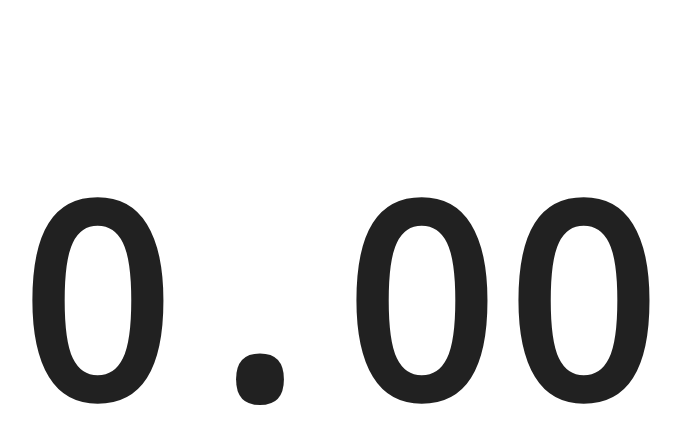
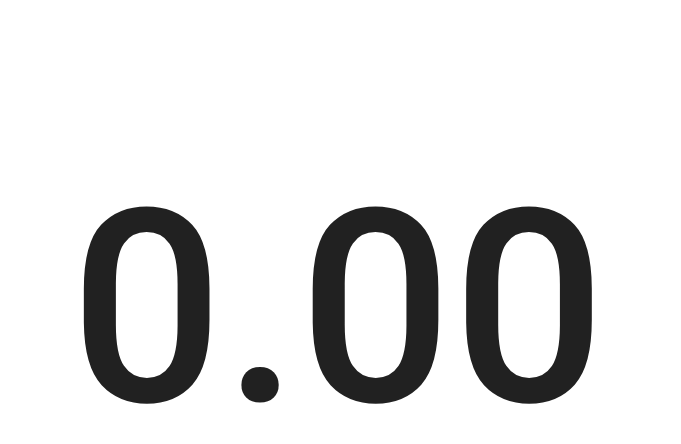
Before and after one commit to pikciu/StopwatchBLE, an Android app built with Jetpack Compose: the screen it shows after launch (MainActivity), on a phone screen of 824 x 412 dp (held sideways). Shown: the top 444 px of the screen, without its empty margins (281-962 px from the left). Run offline under Robolectric (Android 15) with nearby library versions, the phone set to English and light mode, and no system bars.

Commit message:
android: fix bluetooth permissions

```diff
--- a/Android/app/src/main/AndroidManifest.xml
+++ b/Android/app/src/main/AndroidManifest.xml
@@ -2,6 +2,8 @@
 <manifest xmlns:android="http://schemas.android.com/apk/res/android"
     xmlns:tools="http://schemas.android.com/tools">
 
+    <uses-permission android:name="android.permission.BLUETOOTH" />
+    <uses-permission android:name="android.permission.BLUETOOTH_ADMIN" />
     <uses-permission android:name="android.permission.BLUETOOTH_CONNECT" />
     <uses-permission android:name="android.permission.BLUETOOTH_SCAN"
         android:usesPermissionFlags="neverForLocation"/>
--- a/Android/app/src/main/java/com/pikciu/stopwatch/MainActivity.kt
+++ b/Android/app/src/main/java/com/pikciu/stopwatch/MainActivity.kt
@@ -46,19 +46,25 @@ class MainActivity : ComponentActivity() {
 
     override fun onResume() {
         super.onResume()
-        enableBluetooth()
+        checkBluetoothPermissions()
+    }
+
+    private fun checkBluetoothPermissions() {
+        if (Build.VERSION.SDK_INT >= Build.VERSION_CODES.S) {
+            if (checkSelfPermission(Manifest.permission.BLUETOOTH_SCAN) != PackageManager.PERMISSION_GRANTED) {
+                bluetoothPermissionRequest.launch(Manifest.permission.BLUETOOTH_SCAN)
+            } else if (checkSelfPermission(Manifest.permission.BLUETOOTH_CONNECT) != PackageManager.PERMISSION_GRANTED) {
+                bluetoothPermissionRequest.launch(Manifest.permission.BLUETOOTH_CONNECT)
+            } else {
+                enableBluetooth()
+            }
+        } else {
+            enableBluetooth()
+        }
     }
 
     private fun enableBluetooth() {
-        if (checkSelfPermission(Manifest.permission.BLUETOOTH_SCAN) != PackageManager.PERMISSION_GRANTED) {
-            if (Build.VERSION.SDK_INT >= Build.VERSION_CODES.S) {
-                bluetoothPermissionRequest.launch(Manifest.permission.BLUETOOTH_SCAN)
-            }
-        } else if (checkSelfPermission(Manifest.permission.BLUETOOTH_CONNECT) != PackageManager.PERMISSION_GRANTED) {
-            if (Build.VERSION.SDK_INT >= Build.VERSION_CODES.S) {
-                bluetoothPermissionRequest.launch(Manifest.permission.BLUETOOTH_CONNECT)
-            }
-        } else if (bluetoothAdapter.isEnabled) {
+        if (bluetoothAdapter.isEnabled) {
             timerViewModel.stopwatch.start()
         } else {
             val enableIntent = Intent(BluetoothAdapter.ACTION_REQUEST_ENABLE)
--- a/Android/app/src/main/java/com/pikciu/stopwatch/ui/TimerView.kt
+++ b/Android/app/src/main/java/com/pikciu/stopwatch/ui/TimerView.kt
@@ -2,6 +2,7 @@ package com.pikciu.stopwatch.ui
 
 import androidx.compose.foundation.layout.Box
 import androidx.compose.foundation.layout.padding
+import androidx.compose.material.LocalTextStyle
 import androidx.compose.material.Text
 import androidx.compose.runtime.*
 import androidx.compose.ui.Alignment
@@ -24,7 +25,7 @@ fun TimerView(viewModel: TimerViewModel) {
         Text(
             text = time.text,
             textAlign = TextAlign.Center,
-            fontFamily = FontFamily.Monospace,
+            style = LocalTextStyle.current.copy(fontFeatureSettings = "tnum"),
             fontSize = textSize,
             maxLines = 1,
             fontWeight = FontWeight.SemiBold,
```
